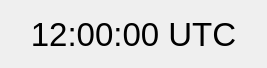
Old version of the form ui/ClockWidget.ui in the repository 7h0ma5/QLog.
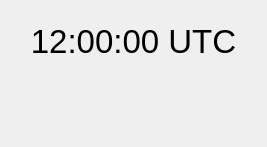
New version of the form.

Commit message: Add sunrise and sunset to the Clock Widget

```diff
--- a/ui/ClockWidget.ui
+++ b/ui/ClockWidget.ui
@@ -7,7 +7,7 @@
     <x>0</x>
     <y>0</y>
     <width>267</width>
-    <height>68</height>
+    <height>147</height>
    </rect>
   </property>
   <property name="windowTitle">
@@ -29,6 +29,30 @@
      </property>
     </widget>
    </item>
+   <item>
+    <layout class="QHBoxLayout" name="horizontalLayout">
+     <item>
+      <widget class="QLabel" name="sunRiseLabel">
+       <property name="text">
+        <string/>
+       </property>
+       <property name="alignment">
+        <set>Qt::AlignCenter</set>
+       </property>
+      </widget>
+     </item>
+     <item>
+      <widget class="QLabel" name="sunSetLabel">
+       <property name="text">
+        <string/>
+       </property>
+       <property name="alignment">
+        <set>Qt::AlignCenter</set>
+       </property>
+      </widget>
+     </item>
+    </layout>
+   </item>
   </layout>
  </widget>
  <resources/>
```
The commit also changes 2 other files.
